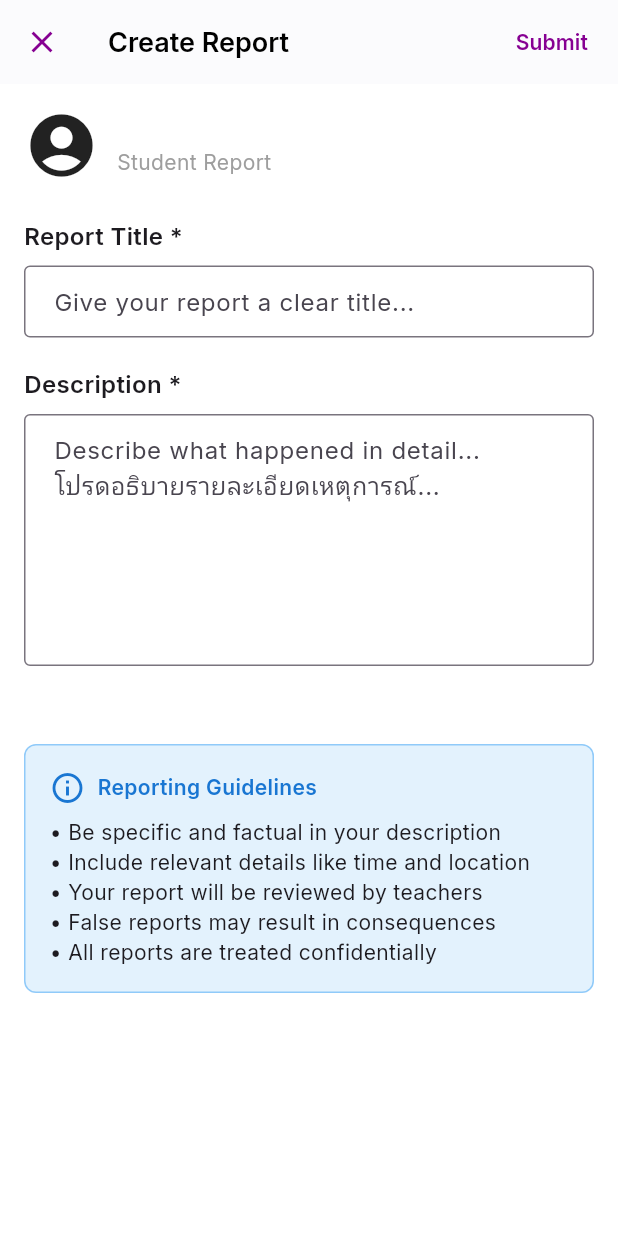
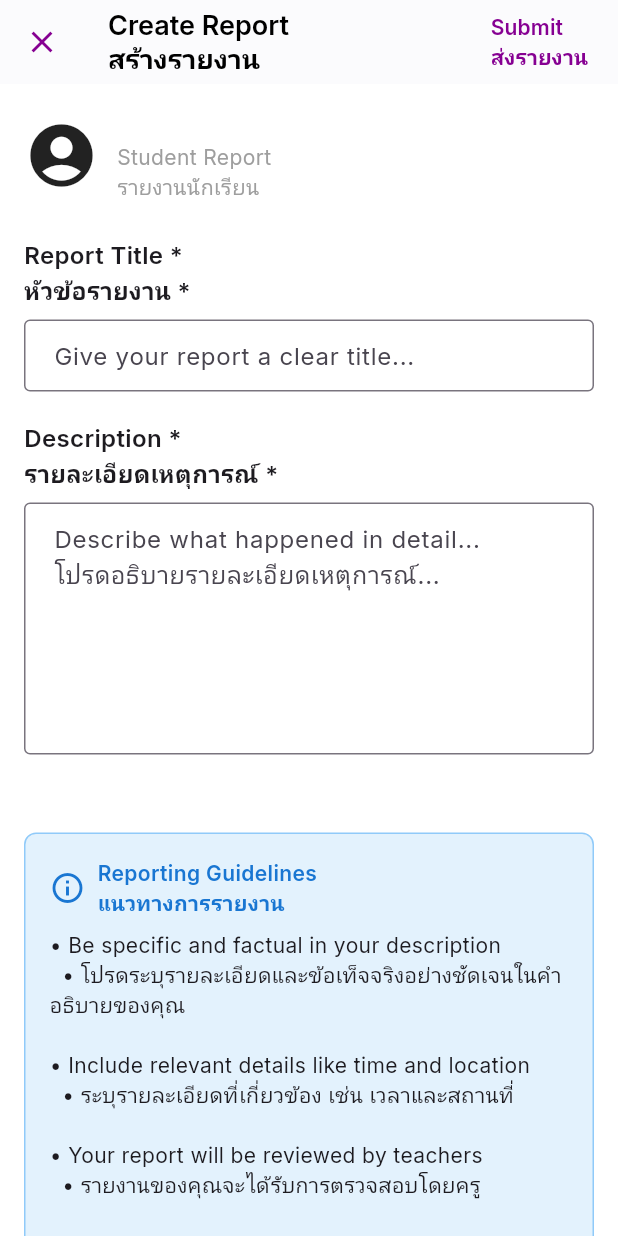
Before and after one commit to elsakti/speakuptsn, a Flutter app: the UploadReportBasic screen opened directly, on a phone screen of 412 x 824 dp. Run offline on Flutter 3.47's test engine with Material 3 defaults, Android fonts, the light colour scheme and no system bars; our stand-ins replace cloud_firestore, firebase_auth, firebase_core, firebase_storage, go_router, google_fonts and 2 more; missing offline and left inert: firebase_app_check; accounts and stored records are empty.

Commit message:
update translation2

```diff
--- a/lib/pages/upload_report_basic.dart
+++ b/lib/pages/upload_report_basic.dart
@@ -81,7 +81,9 @@ class _UploadReportBasicState extends State<UploadReportBasic> {
     Uint8List compressedBytes;
 
     do {
-      compressedBytes = Uint8List.fromList(img.encodeJpg(image, quality: quality));
+      compressedBytes = Uint8List.fromList(
+        img.encodeJpg(image, quality: quality),
+      );
       if (compressedBytes.length <= 2 * 1024 * 1024) break; // 2MB limit
       quality -= 10;
     } while (quality > 10);
@@ -140,7 +142,7 @@ class _UploadReportBasicState extends State<UploadReportBasic> {
           children: [
             ListTile(
               leading: const Icon(Icons.camera_alt),
-              title: const Text('Take Photo'),
+              title: const Text('Take Photo\nถ่ายรูป'),
               onTap: () {
                 Navigator.pop(context);
                 _takePhoto();
@@ -148,7 +150,7 @@ class _UploadReportBasicState extends State<UploadReportBasic> {
             ),
             ListTile(
               leading: const Icon(Icons.photo_library),
-              title: const Text('Choose from Gallery'),
+              title: const Text('Choose from Gallery\nเลือกจากแกลเลอรี่'),
               onTap: () {
                 Navigator.pop(context);
                 _pickImage();
@@ -168,12 +170,15 @@ class _UploadReportBasicState extends State<UploadReportBasic> {
   Future<void> _submitReport() async {
     if (_titleController.text.trim().isEmpty ||
         _descriptionController.text.trim().isEmpty) {
-      _showMessage('Please fill in all required fields', isError: true);
+      _showMessage(
+        'Please fill in all required fields\nกรุณากรอกข้อมูลที่จําเป็น',
+        isError: true,
+      );
       return;
     }
 
     if (_userService.currentUser == null) {
-      _showMessage('User not logged in', isError: true);
+      _showMessage('User not logged in\nไม่พบผู้ใช้', isError: true);
       return;
     }
 
@@ -222,14 +227,13 @@ class _UploadReportBasicState extends State<UploadReportBasic> {
       barrierDismissible: false,
       builder: (BuildContext context) {
         return AlertDialog(
-          icon: const Icon(
-            Icons.check_circle,
-            color: Colors.green,
-            size: 64,
+          icon: const Icon(Icons.check_circle, color: Colors.green, size: 64),
+          title: const Text(
+            'Report Submitted\nรายงานถูกส่งเรียบร้อยแล้ว',
+            textAlign: TextAlign.center,
           ),
-          title: const Text('Report Submitted'),
           content: const Text(
-            'Your report has been submitted successfully and is now under review. You will be notified once it has been verified by a teacher.',
+            'Your report has been submitted successfully and is now under review.\nรายงานของคุณถูกส่งเรียบร้อยแล้วและกำลังอยู่ระหว่างการตรวจสอบ คุณจะได้รับการแจ้งเตือนเมื่อครูได้ทำการยืนยันแล้ว',
             textAlign: TextAlign.center,
           ),
           actions: [
@@ -237,7 +241,7 @@ class _UploadReportBasicState extends State<UploadReportBasic> {
               onPressed: () {
                 Navigator.of(context).pop();
               },
-              child: const Text('OK'),
+              child: const Text('OK\nตกลง'),
             ),
           ],
         );
@@ -266,7 +270,7 @@ class _UploadReportBasicState extends State<UploadReportBasic> {
           onPressed: () => Navigator.pop(context),
         ),
         title: const Text(
-          'Create Report',
+          'Create Report\nสร้างรายงาน',
           style: TextStyle(
             color: Colors.black,
             fontSize: 18,
@@ -275,7 +279,9 @@ class _UploadReportBasicState extends State<UploadReportBasic> {
         ),
         actions: [
           TextButton(
-            onPressed: (_isSubmitting || _isUploadingImage) ? null : _submitReport,
+            onPressed: (_isSubmitting || _isUploadingImage)
+                ? null
+                : _submitReport,
             child: (_isSubmitting || _isUploadingImage)
                 ? const SizedBox(
                     width: 20,
@@ -283,7 +289,7 @@ class _UploadReportBasicState extends State<UploadReportBasic> {
                     child: CircularProgressIndicator(strokeWidth: 2),
                   )
                 : const Text(
-                    'Submit',
+                    'Submit\nส่งรายงาน',
                     style: TextStyle(
                       color: Color.fromRGBO(134, 0, 146, 1),
                       fontWeight: FontWeight.w600,
@@ -315,11 +321,8 @@ class _UploadReportBasicState extends State<UploadReportBasic> {
                         ),
                       ),
                       const Text(
-                        'Student Report',
-                        style: TextStyle(
-                          color: Colors.grey,
-                          fontSize: 14,
-                        ),
+                        'Student Report\nรายงานนักเรียน',
+                        style: TextStyle(color: Colors.grey, fontSize: 14),
                       ),
                     ],
                   ),
@@ -331,19 +334,20 @@ class _UploadReportBasicState extends State<UploadReportBasic> {
 
             // Title field
             const Text(
-              'Report Title *',
-              style: TextStyle(
-                fontWeight: FontWeight.w600,
-                fontSize: 16,
-              ),
+              'Report Title *\nหัวข้อรายงาน *',
+              style: TextStyle(fontWeight: FontWeight.w600, fontSize: 16),
             ),
             const SizedBox(height: 8),
             TextField(
               controller: _titleController,
               decoration: const InputDecoration(
-                hintText: 'Give your report a clear title...',
+                hintText:
+                    'Give your report a clear title...\nโปรดระบุหัวข้อรายงานให้ชัดเจน...',
                 border: OutlineInputBorder(),
-                contentPadding: EdgeInsets.symmetric(horizontal: 16, vertical: 12),
+                contentPadding: EdgeInsets.symmetric(
+                  horizontal: 16,
+                  vertical: 12,
+                ),
               ),
               maxLines: 1,
             ),
@@ -352,19 +356,20 @@ class _UploadReportBasicState extends State<UploadReportBasic> {
 
             // Description field
             const Text(
-              'Description *',
-              style: TextStyle(
-                fontWeight: FontWeight.w600,
-                fontSize: 16,
-              ),
+              'Description *\nรายละเอียดเหตุการณ์ *',
+              style: TextStyle(fontWeight: FontWeight.w600, fontSize: 16),
             ),
             const SizedBox(height: 8),
             TextField(
               controller: _descriptionController,
               decoration: const InputDecoration(
-                hintText: 'Describe what happened in detail...\nโปรดอธิบายรายละเอียดเหตุการณ์...',
+                hintText:
+                    'Describe what happened in detail...\nโปรดอธิบายรายละเอียดเหตุการณ์...',
                 border: OutlineInputBorder(),
-                contentPadding: EdgeInsets.symmetric(horizontal: 16, vertical: 12),
+                contentPadding: EdgeInsets.symmetric(
+                  horizontal: 16,
+                  vertical: 12,
+                ),
               ),
               maxLines: 6,
             ),
@@ -374,11 +379,8 @@ class _UploadReportBasicState extends State<UploadReportBasic> {
             // Image section - only show if images are enabled
             if (_enableImages) ...[
               const Text(
-                'Add Photo (Optional)',
-                style: TextStyle(
-                  fontWeight: FontWeight.w600,
-                  fontSize: 16,
-                ),
+                'Add Photo (Optional)\nเพิ่มรูปภาพ (ไม่บังคับ)',
+                style: TextStyle(fontWeight: FontWeight.w600, fontSize: 16),
               ),
               const SizedBox(height: 8),
             ],
@@ -420,7 +422,9 @@ class _UploadReportBasicState extends State<UploadReportBasic> {
                         Container(
                           color: Colors.black.withOpacity(0.5),
                           child: const Center(
-                            child: CircularProgressIndicator(color: Colors.white),
+                            child: CircularProgressIndicator(
+                              color: Colors.white,
+                            ),
                           ),
                         ),
                     ],
@@ -434,17 +438,24 @@ class _UploadReportBasicState extends State<UploadReportBasic> {
                   width: double.infinity,
                   height: 120,
                   decoration: BoxDecoration(
-                    border: Border.all(color: Colors.grey.shade300, style: BorderStyle.solid),
+                    border: Border.all(
+                      color: Colors.grey.shade300,
+                      style: BorderStyle.solid,
+                    ),
                     borderRadius: BorderRadius.circular(8),
                     color: Colors.grey.shade50,
                   ),
                   child: Column(
                     mainAxisAlignment: MainAxisAlignment.center,
                     children: [
-                      Icon(Icons.add_photo_alternate, size: 40, color: Colors.grey.shade600),
+                      Icon(
+                        Icons.add_photo_alternate,
+                        size: 40,
+                        color: Colors.grey.shade600,
+                      ),
                       const SizedBox(height: 8),
                       Text(
-                        'Tap to add photo',
+                        'Tap to add photo\nแตะเพื่อเพิ่มรูปภาพ',
                         style: TextStyle(color: Colors.grey.shade600),
                       ),
                     ],
@@ -471,7 +482,7 @@ class _UploadReportBasicState extends State<UploadReportBasic> {
                       Icon(Icons.info_outline, color: Colors.blue.shade700),
                       const SizedBox(width: 8),
                       Text(
-                        'Reporting Guidelines',
+                        'Reporting Guidelines\nแนวทางการรายงาน',
                         style: TextStyle(
                           fontWeight: FontWeight.w600,
                           color: Colors.blue.shade700,
@@ -482,10 +493,15 @@ class _UploadReportBasicState extends State<UploadReportBasic> {
                   const SizedBox(height: 8),
                   const Text(
                     '• Be specific and factual in your description\n'
+                    '  • โปรดระบุรายละเอียดและข้อเท็จจริงอย่างชัดเจนในคำอธิบายของคุณ\n\n'
                     '• Include relevant details like time and location\n'
+                    '  • ระบุรายละเอียดที่เกี่ยวข้อง เช่น เวลาและสถานที่\n\n'
                     '• Your report will be reviewed by teachers\n'
+                    '  • รายงานของคุณจะได้รับการตรวจสอบโดยครู\n\n'
                     '• False reports may result in consequences\n'
-                    '• All reports are treated confidentially',
+                    '  • การรายงานเท็จอาจส่งผลให้เกิดการลงโทษ\n\n'
+                    '• All reports are treated confidentially\n'
+                    '  • รายงานทั้งหมดจะถูกเก็บเป็นความลับ',
                     style: TextStyle(fontSize: 14),
                   ),
                 ],
```
